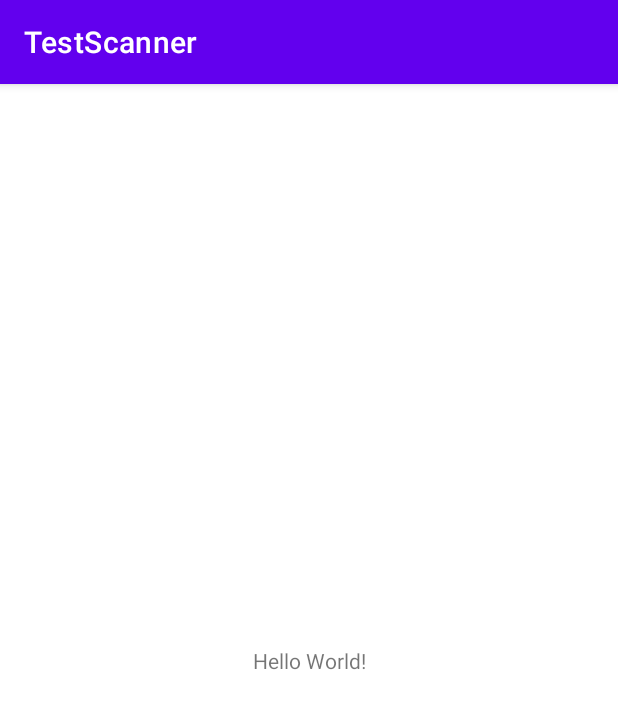
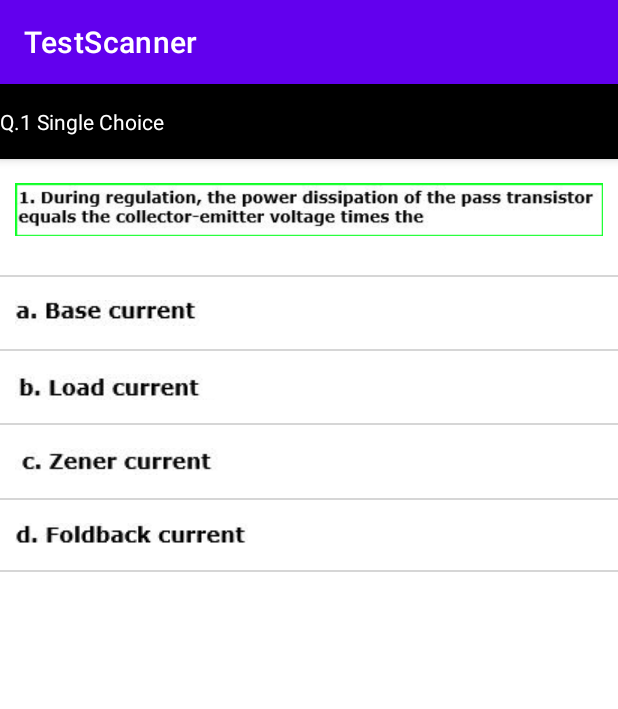
Before and after one commit to mukulasija/TestScanner, an Android app: the screen it shows after launch (MainActivity before the commit, question after it), on a phone screen of 412 x 824 dp. Shown: the top 709 px of the screen. Run offline under Robolectric (Android 15) with nearby library versions, the phone set to English and light mode, and no system bars.

Commit message:
added options in question_activity

```diff
--- a/app/src/main/java/com/team/testscanner/MainActivity.kt
+++ b/app/src/main/java/com/team/testscanner/MainActivity.kt
@@ -10,6 +10,8 @@ class MainActivity : AppCompatActivity() {
         super.onCreate(savedInstanceState)
         setContentView(R.layout.activity_main)
         val tv = findViewById<TextView>(R.id.text_view)
+        val intent = Intent(this,question::class.java)
+        startActivity(intent)
         tv.setOnClickListener {
             val intent = Intent(this,question::class.java)
             startActivity(intent)
--- /dev/null
+++ b/app/src/main/res/drawable/ic_baseline_camera_alt_24.xml
@@ -0,0 +1,6 @@
+<vector android:height="24dp" android:tint="#000000"
+    android:viewportHeight="24" android:viewportWidth="24"
+    android:width="24dp" xmlns:android="http://schemas.android.com/apk/res/android">
+    <path android:fillColor="@android:color/white" android:pathData="M12,12m-3.2,0a3.2,3.2 0,1 1,6.4 0a3.2,3.2 0,1 1,-6.4 0"/>
+    <path android:fillColor="@android:color/white" android:pathData="M9,2L7.17,4L4,4c-1.1,0 -2,0.9 -2,2v12c0,1.1 0.9,2 2,2h16c1.1,0 2,-0.9 2,-2L22,6c0,-1.1 -0.9,-2 -2,-2h-3.17L15,2L9,2zM12,17c-2.76,0 -5,-2.24 -5,-5s2.24,-5 5,-5 5,2.24 5,5 -2.24,5 -5,5z"/>
+</vector>
--- a/app/src/main/res/layout/activity_question.xml
+++ b/app/src/main/res/layout/activity_question.xml
@@ -19,65 +19,121 @@
                 android:layout_width="match_parent"
                 android:layout_height="@dimen/question_bar_height"
                 android:background="@color/black"
+                android:gravity="center_vertical"
                 app:layout_constraintTop_toTopOf="parent"
                 app:layout_constraintLeft_toLeftOf="parent"
                 app:layout_constraintRight_toRightOf="parent"
                 >
+
                 <TextView
                     android:layout_width="wrap_content"
                     android:layout_height="wrap_content"
-                    android:text="Q.1 Single Choice question"
-                    android:textColor="@color/white"></TextView>
+                    android:text="@string/q_1_single_choice_question"
+                    android:textColor="@color/white" />
             </com.google.android.material.appbar.AppBarLayout>
 
-            <TextView
+
+
+            <ImageView
                 android:id="@+id/tv_question"
-                android:layout_width="wrap_content"
+                android:layout_width="fill_parent"
                 android:layout_height="wrap_content"
                 app:layout_constraintTop_toBottomOf="@id/question_bar"
                 app:layout_constraintLeft_toLeftOf="parent"
-                android:layout_marginTop="20dp"
-                android:layout_marginLeft="20dp"
-                android:text="which among the following is a good example of sp2 reaction give me some examples"></TextView>
+                app:layout_constraintRight_toRightOf="parent"
+                android:layout_margin="10dp"
+                android:src="@drawable/question9" />
+
+            <View
+                android:id="@+id/boarder_tv_question"
+                android:layout_width="match_parent"
+                android:layout_height="@dimen/option_boarder_height"
+                android:background="@color/option_boarder"
+                android:layout_marginTop="@dimen/question_boarder_padding"
+                app:layout_constraintTop_toBottomOf="@id/tv_question"
+                app:layout_constraintLeft_toLeftOf="parent"
+                app:layout_constraintRight_toRightOf="parent" />
+
             <ImageView
                 android:id="@+id/option_1"
                 android:layout_width="wrap_content"
                 android:layout_height="wrap_content"
-                android:src="@drawable/ic_launcher_foreground"
-                app:layout_constraintTop_toBottomOf="@id/tv_question"
+                android:src="@drawable/opt1"
+                app:layout_constraintTop_toBottomOf="@id/boarder_tv_question"
                 app:layout_constraintLeft_toLeftOf="@id/tv_question"
-                android:layout_marginTop="@dimen/option_margin_top"
-                android:layout_marginLeft="@dimen/option_margin_left"></ImageView>
+                android:layout_marginTop="@dimen/option_boarder_padding"
+                />
+
+            <View
+                android:id="@+id/boarder_option_1"
+                android:layout_width="match_parent"
+                android:layout_height="@dimen/option_boarder_height"
+                android:background="@color/option_boarder"
+                android:layout_marginTop="@dimen/option_boarder_padding"
+                app:layout_constraintTop_toBottomOf="@id/option_1"
+                app:layout_constraintLeft_toLeftOf="parent"
+                app:layout_constraintRight_toRightOf="parent" />
+
+            <ImageView
+                android:id="@+id/option_2"
+                android:layout_width="wrap_content"
+                android:layout_height="wrap_content"
+                android:src="@drawable/opt2"
+                app:layout_constraintTop_toBottomOf="@id/boarder_option_1"
+                app:layout_constraintLeft_toLeftOf="@id/option_1"
+                android:layout_marginTop="@dimen/option_boarder_padding" />
+
+            <View
+                android:id="@+id/boarder_option_2"
+                android:layout_width="match_parent"
+                android:layout_height="@dimen/option_boarder_height"
+                android:background="@color/option_boarder"
+                android:layout_marginTop="@dimen/option_boarder_padding"
+                app:layout_constraintTop_toBottomOf="@id/option_2"
+                app:layout_constraintLeft_toLeftOf="parent"
+                app:layout_constraintRight_toRightOf="parent" />
             <ImageView
                 android:id="@+id/option_3"
                 android:layout_width="wrap_content"
                 android:layout_height="wrap_content"
-                app:layout_constraintTop_toBottomOf="@id/option_1"
-                app:layout_constraintLeft_toLeftOf="@id/option_1"
-                app:layout_constraintRight_toRightOf="@id/option_1"
-                android:src="@drawable/ic_launcher_foreground"
-                android:layout_marginTop="@dimen/option_margin_top"></ImageView>
-            <ImageView
-                android:id="@+id/option_2"
-                android:layout_width="wrap_content"
-                android:layout_height="wrap_content"
-                android:src="@drawable/ic_launcher_foreground"
-                app:layout_constraintLeft_toRightOf="@id/option_1"
-                app:layout_constraintBottom_toBottomOf="@id/option_1"
-                app:layout_constraintTop_toTopOf="@id/option_1"
-                app:layout_constraintRight_toRightOf="@id/tv_question"></ImageView>
+                app:layout_constraintTop_toBottomOf="@id/boarder_option_2"
+                app:layout_constraintLeft_toLeftOf="@id/option_2"
+                android:src="@drawable/opt3"
+                android:layout_marginTop="@dimen/option_boarder_padding" />
+            <View
+                android:id="@+id/boarder_option_3"
+                android:layout_width="match_parent"
+                android:layout_height="@dimen/option_boarder_height"
+                android:background="@color/option_boarder"
+                android:layout_marginTop="@dimen/option_boarder_padding"
+                app:layout_constraintTop_toBottomOf="@id/option_3"
+                app:layout_constraintLeft_toLeftOf="parent"
+                app:layout_constraintRight_toRightOf="parent" />
+
+
             <ImageView
                 android:id="@+id/option_4"
                 android:layout_width="wrap_content"
                 android:layout_height="wrap_content"
-                android:src="@drawable/ic_launcher_foreground"
-                app:layout_constraintTop_toBottomOf="@id/option_2"
-                app:layout_constraintLeft_toLeftOf="@id/option_2"
-                app:layout_constraintRight_toRightOf="@id/option_2"
-                android:layout_marginTop="@dimen/option_margin_top"></ImageView>
+                android:src="@drawable/opt4"
+                app:layout_constraintTop_toBottomOf="@id/boarder_option_3"
+                app:layout_constraintLeft_toLeftOf="@id/option_3"
+                android:layout_marginTop="@dimen/option_boarder_padding" />
+
+            <View
+                android:id="@+id/boarder_option_4"
+                android:layout_width="match_parent"
+                android:layout_height="@dimen/option_boarder_height"
+                android:background="@color/option_boarder"
+                android:layout_marginTop="@dimen/option_boarder_padding"
+                app:layout_constraintTop_toBottomOf="@id/option_4"
+                app:layout_constraintLeft_toLeftOf="parent"
+                app:layout_constraintRight_toRightOf="parent" />
+
 
         </androidx.constraintlayout.widget.ConstraintLayout>
     </ScrollView>
 
 
+
 </androidx.constraintlayout.widget.ConstraintLayout>
--- a/app/src/main/res/values/colors.xml
+++ b/app/src/main/res/values/colors.xml
@@ -7,4 +7,5 @@
     <color name="teal_700">#FF018786</color>
     <color name="black">#FF000000</color>
     <color name="white">#FFFFFFFF</color>
+    <color name="option_boarder">#D6D6D6</color>
 </resources>
--- a/app/src/main/res/values/dimens.xml
+++ b/app/src/main/res/values/dimens.xml
@@ -4,4 +4,7 @@
     <dimen name="question_bar_height">50dp</dimen>
     <dimen name="option_margin_top">30dp</dimen>
     <dimen name="option_margin_left">30dp</dimen>
+    <dimen name="option_boarder_padding">15dp</dimen>
+    <dimen name="question_boarder_padding">20dp</dimen>
+    <dimen name="option_boarder_height">1dp</dimen>
 </resources>
--- a/app/src/main/res/values/strings.xml
+++ b/app/src/main/res/values/strings.xml
@@ -1,3 +1,4 @@
 <resources>
     <string name="app_name">TestScanner</string>
+    <string name="q_1_single_choice_question">Q.1 Single Choice</string>
 </resources>
```
Also changed, not shown: app/src/main/AndroidManifest.xml (+7 -0 lines), app/src/main/java/com/team/testscanner/HomeScreen.kt (added, +11 -0 lines), app/src/main/res/layout/activity_home_screen.xml (added, +44 -0 lines), app/src/main/res/menu/bottom_nav.xml (+14 -0 lines), app/src/main/res/drawable/opt1.png (added), app/src/main/res/drawable/opt2.png (added), app/src/main/res/drawable/opt3.png (added), app/src/main/res/drawable/opt4.png (added), app/src/main/res/drawable/question9.png (added).
